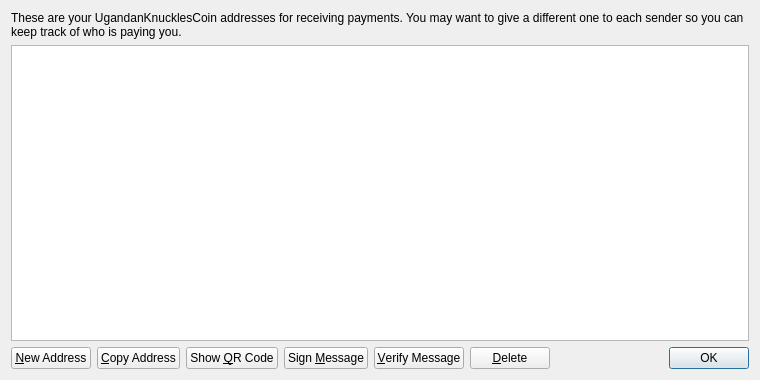
Qt form src/qt/forms/addressbookpage.ui (CryptoCoderz/UgandanKnucklesCoin) before a commit.
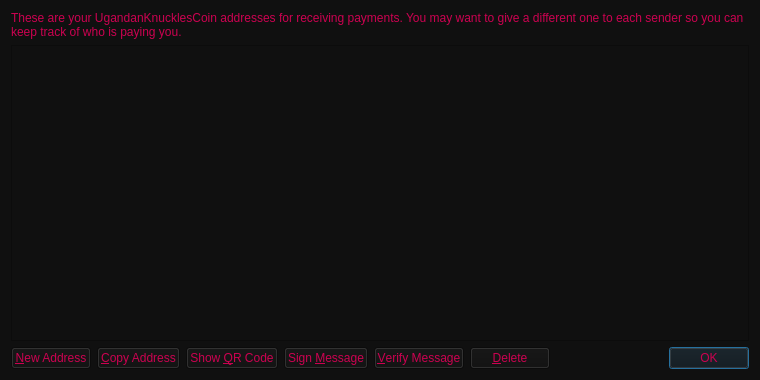
The same form after that commit.

Diff of the .ui file:
```diff
--- a/src/qt/forms/addressbookpage.ui
+++ b/src/qt/forms/addressbookpage.ui
@@ -13,6 +13,10 @@
   <property name="windowTitle">
    <string>Address Book</string>
   </property>
+  <property name="styleSheet">
+   <string notr="true">color: rgb(204, 1, 80);
+background-color: rgb(16, 16, 16);</string>
+  </property>
   <layout class="QVBoxLayout" name="verticalLayout">
    <item>
     <widget class="QLabel" name="labelExplanation">
```
Left out of the diff: 4 changed lines with no effect on the pictures.
